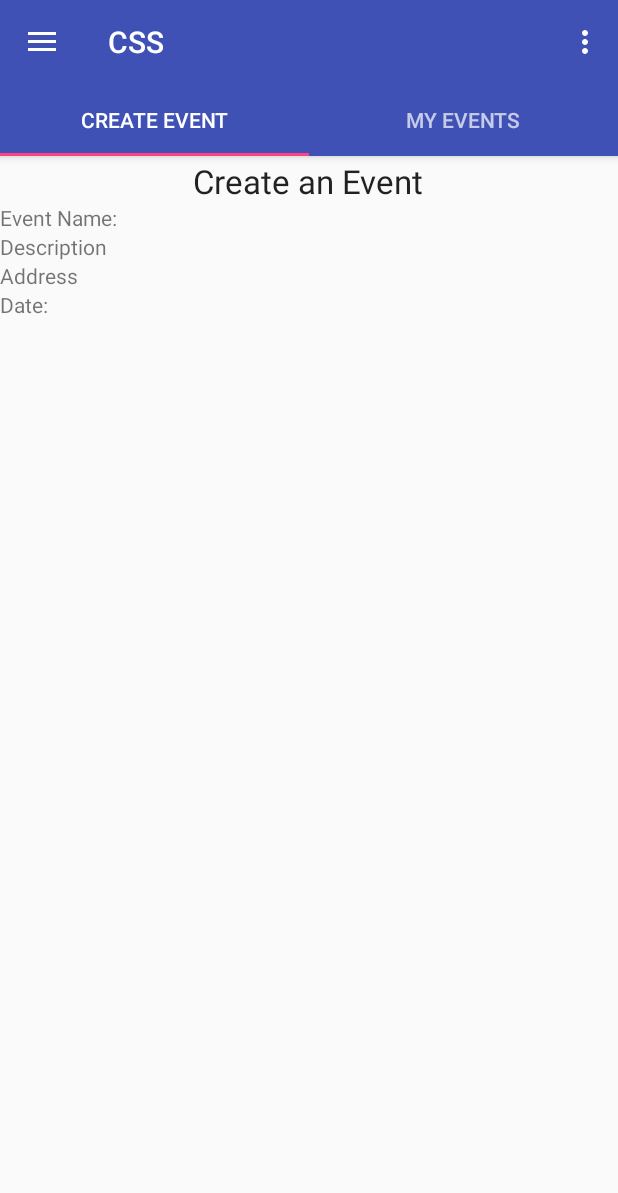
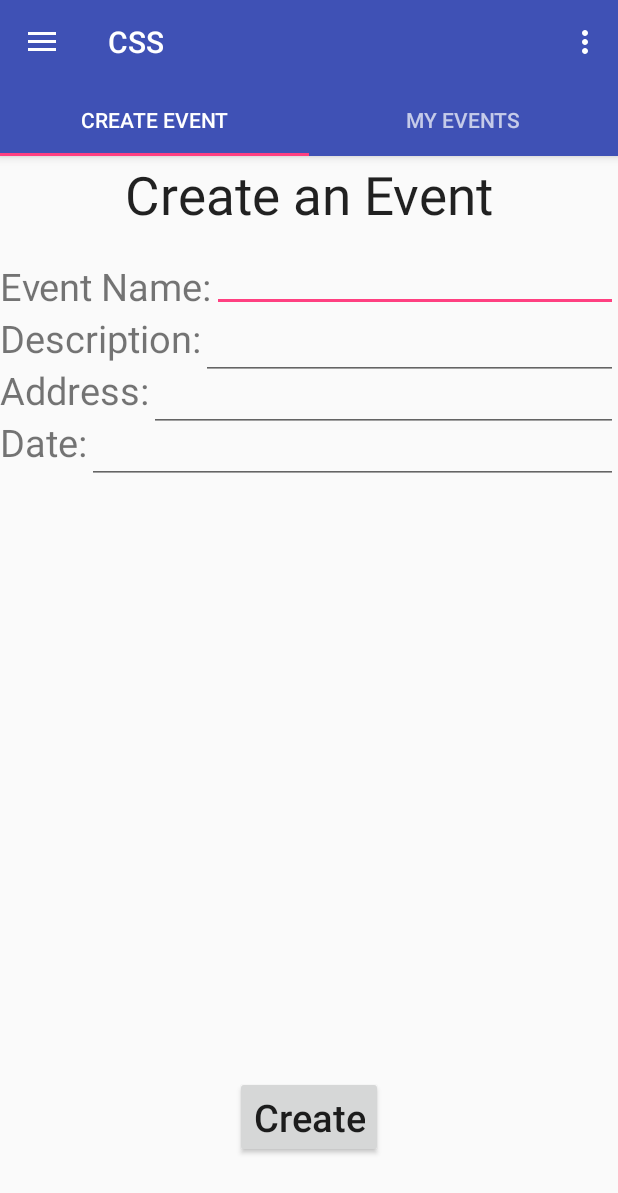
Before and after one commit to debkbanerji/CommunityServiceSearch, an Android app: the screen it shows after launch (MainActivity), on a phone screen of 412 x 824 dp. Shown: the top 1193 px of the screen. Run offline under Robolectric (Android 15) with nearby library versions, the phone set to English and light mode, and no system bars; libraries missing offline, so code that uses them is left out: com.firebase.client; 4 statements that could not run were skipped.

Commit message:
Event Creation layout update

```diff
--- a/CSS/CSS/app/src/main/res/layout/fragment_create_event.xml
+++ b/CSS/CSS/app/src/main/res/layout/fragment_create_event.xml
@@ -15,34 +15,40 @@
         android:id="@+id/textView2"
         android:layout_gravity="center_horizontal|top"
         android:layout_alignParentTop="true"
-        android:layout_centerHorizontal="true" />
+        android:layout_centerHorizontal="true"
+        android:textSize="35dp"/>
 
     <TextView
         android:layout_width="wrap_content"
         android:layout_height="wrap_content"
+        android:layout_marginTop="20dp"
         android:text="Event Name:"
         android:id="@+id/textView3"
         android:layout_below="@+id/textView2"
         android:layout_alignParentLeft="true"
-        android:layout_alignParentStart="true" />
+        android:layout_alignParentStart="true"
+        android:textSize="25dp" />
 
     <TextView
         android:layout_width="wrap_content"
         android:layout_height="wrap_content"
-        android:text="Description"
+        android:text="Description:"
         android:id="@+id/textView4"
         android:layout_below="@+id/textView3"
         android:layout_alignParentLeft="true"
-        android:layout_alignParentStart="true" />
+        android:layout_alignParentStart="true"
+        android:textIsSelectable="false"
+        android:textSize="25dp" />
 
     <TextView
         android:layout_width="wrap_content"
         android:layout_height="wrap_content"
-        android:text="Address"
+        android:text="Address:"
         android:id="@+id/textView5"
         android:layout_below="@+id/textView4"
         android:layout_alignParentLeft="true"
-        android:layout_alignParentStart="true" />
+        android:layout_alignParentStart="true"
+        android:textSize="25dp" />
 
     <TextView
         android:layout_width="wrap_content"
@@ -51,6 +57,57 @@
         android:id="@+id/textView6"
         android:layout_below="@+id/textView5"
         android:layout_alignParentLeft="true"
-        android:layout_alignParentStart="true" />
+        android:layout_alignParentStart="true"
+        android:textSize="25dp" />
+
+    <Button
+        android:layout_width="wrap_content"
+        android:layout_height="wrap_content"
+        android:text="Create"
+        android:textAllCaps="false"
+        android:id="@+id/button"
+        android:layout_alignParentBottom="true"
+        android:layout_centerHorizontal="true"
+        android:layout_marginBottom="52dp"
+        android:textSize="25dp" />
+
+    <EditText
+        android:layout_width="wrap_content"
+        android:layout_height="wrap_content"
+        android:id="@+id/eventName"
+        android:layout_toRightOf="@+id/textView3"
+        android:layout_above="@+id/textView4"
+        android:layout_alignParentRight="true"
+        android:layout_alignParentEnd="true"
+        android:layout_below="@+id/textView2" />
+
+    <EditText
+        android:layout_width="wrap_content"
+        android:layout_height="wrap_content"
+        android:id="@+id/eventDescription"
+        android:layout_toRightOf="@+id/textView4"
+        android:layout_below="@+id/eventName"
+        android:layout_alignRight="@+id/eventName"
+        android:layout_alignEnd="@+id/eventName" />
+
+    <EditText
+        android:layout_width="wrap_content"
+        android:layout_height="wrap_content"
+        android:id="@+id/eventAddress"
+        android:layout_toRightOf="@+id/textView5"
+        android:layout_below="@+id/textView4"
+        android:layout_alignRight="@+id/eventDescription"
+        android:layout_alignEnd="@+id/eventDescription" />
+
+    <EditText
+        android:layout_width="wrap_content"
+        android:layout_height="wrap_content"
+        android:inputType="date"
+        android:ems="10"
+        android:id="@+id/datePicker"
+        android:layout_below="@+id/textView5"
+        android:layout_toRightOf="@+id/textView6"
+        android:layout_alignRight="@+id/eventAddress"
+        android:layout_alignEnd="@+id/eventAddress" />
 
 </RelativeLayout>
```
